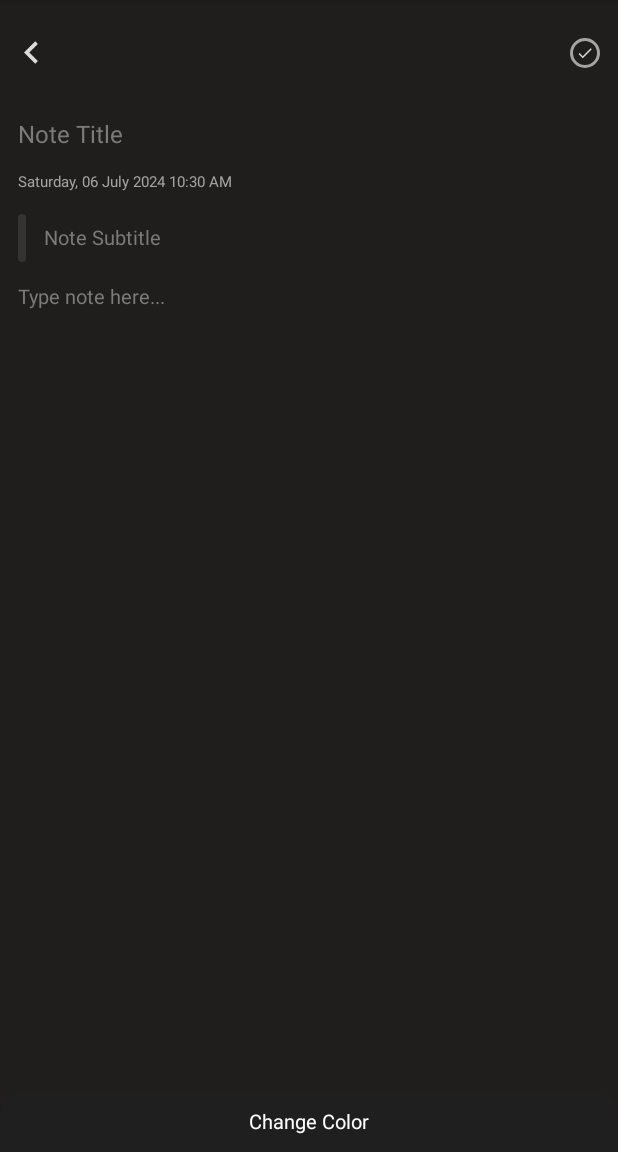
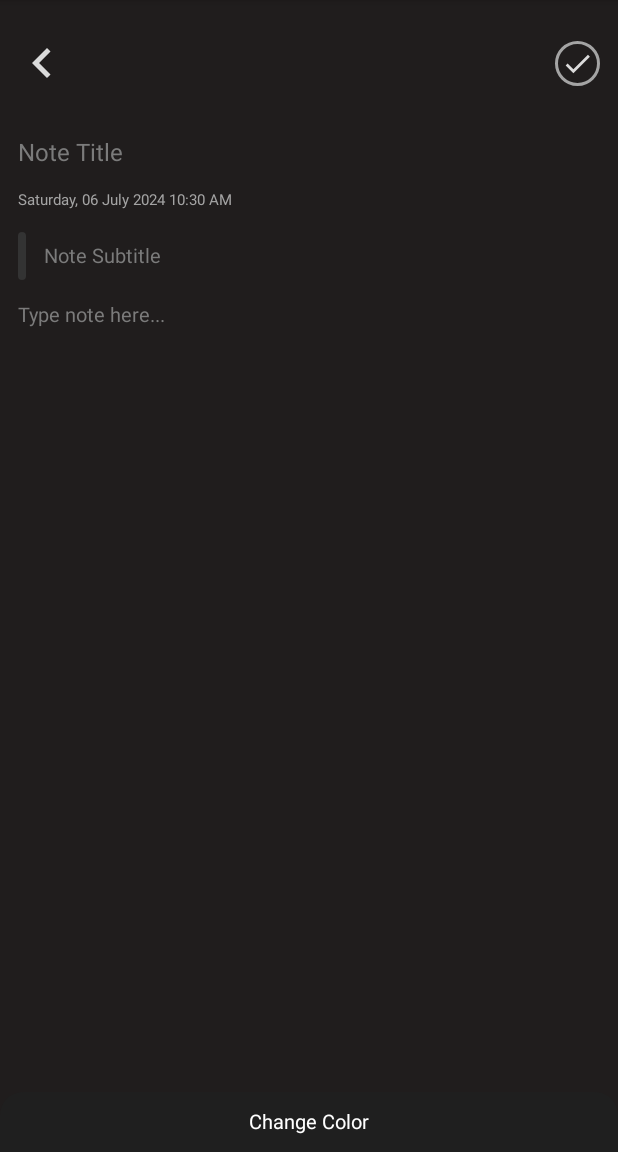
Before and after one commit to mateakendeel/MoodApp, an Android app: the CreateNoteActivity screen opened directly, with no data from a screen before it, on a phone screen of 412 x 824 dp, the part 84-1236 px from its top. Run offline under Robolectric (Android 15) with nearby library versions, the phone set to English and light mode, and no system bars; our stand-ins replace sdp/ssp sizes.

Commit message:
Create note

```diff
--- a/app/src/main/java/com/example/moodapp/activities/CreateNoteActivity.java
+++ b/app/src/main/java/com/example/moodapp/activities/CreateNoteActivity.java
@@ -1,7 +1,6 @@
 package com.example.moodapp.activities;
 
 import androidx.annotation.NonNull;
-import androidx.annotation.Nullable;
 import androidx.appcompat.app.AlertDialog;
 import androidx.appcompat.app.AppCompatActivity;
 
@@ -16,7 +15,6 @@ import android.net.Uri;
 import android.os.AsyncTask;
 import android.os.Bundle;
 import android.provider.MediaStore;
-import android.util.Patterns;
 import android.view.LayoutInflater;
 import android.view.View;
 import android.view.ViewGroup;
@@ -54,7 +52,7 @@ public class CreateNoteActivity extends AppCompatActivity {
         super.onCreate(savedInstanceState);
         setContentView(R.layout.activity_create_note);
 
-        ImageView imageBack = findViewById(R.id.imageBack);
+        ImageView imageBack = findViewById(R.id.imageArrowBack);
         imageBack.setOnClickListener(v -> onBackPressed());
 
         inputNoteTitle = findViewById(R.id.inputNoteTitle);
@@ -68,7 +66,7 @@ public class CreateNoteActivity extends AppCompatActivity {
                 "EEEE, dd MMMM yyyy HH:mm a", Locale.getDefault()).format(new Date().getTime())
         );
 
-        ImageView imageSave = findViewById(R.id.imageSave);
+        ImageView imageSave = findViewById(R.id.imageSaveNote);
         imageSave.setOnClickListener(v -> saveNote());
 
         selectedNoteColor = "#333333";
@@ -155,7 +153,7 @@ public class CreateNoteActivity extends AppCompatActivity {
 
         layoutChangeColor.findViewById(R.id.viewColor1).setOnClickListener(v -> {
             selectedNoteColor = "#333333";
-            imageColor1.setImageResource(R.drawable.ic_done);
+            imageColor1.setImageResource(R.drawable.ic_save);
             imageColor2.setImageResource(0);
             imageColor3.setImageResource(0);
             imageColor4.setImageResource(0);
@@ -166,7 +164,7 @@ public class CreateNoteActivity extends AppCompatActivity {
         layoutChangeColor.findViewById(R.id.viewColor2).setOnClickListener(v -> {
             selectedNoteColor = "#FDBE3B";
             imageColor1.setImageResource(0);
-            imageColor2.setImageResource(R.drawable.ic_done);
+            imageColor2.setImageResource(R.drawable.ic_save);
             imageColor3.setImageResource(0);
             imageColor4.setImageResource(0);
             imageColor5.setImageResource(0);
@@ -177,7 +175,7 @@ public class CreateNoteActivity extends AppCompatActivity {
             selectedNoteColor = "#FF4842";
             imageColor1.setImageResource(0);
             imageColor2.setImageResource(0);
-            imageColor3.setImageResource(R.drawable.ic_done);
+            imageColor3.setImageResource(R.drawable.ic_save);
             imageColor4.setImageResource(0);
             imageColor5.setImageResource(0);
             setSubtitleIndicatorColor();
@@ -188,7 +186,7 @@ public class CreateNoteActivity extends AppCompatActivity {
             imageColor1.setImageResource(0);
             imageColor2.setImageResource(0);
             imageColor3.setImageResource(0);
-            imageColor4.setImageResource(R.drawable.ic_done);
+            imageColor4.setImageResource(R.drawable.ic_save);
             imageColor5.setImageResource(0);
             setSubtitleIndicatorColor();
         });
@@ -199,7 +197,7 @@ public class CreateNoteActivity extends AppCompatActivity {
             imageColor2.setImageResource(0);
             imageColor3.setImageResource(0);
             imageColor4.setImageResource(0);
-            imageColor5.setImageResource(R.drawable.ic_done);
+            imageColor5.setImageResource(R.drawable.ic_save);
             setSubtitleIndicatorColor();
         });
 
--- a/app/src/main/res/layout/activity_create_note.xml
+++ b/app/src/main/res/layout/activity_create_note.xml
@@ -11,38 +11,38 @@
   <ScrollView
       android:layout_width="match_parent"
       android:layout_height="match_parent"
-      android:layout_marginBottom="40dp"
       android:clipToPadding="false"
-      android:paddingBottom="10dp">
+      android:paddingBottom="10dp"
+      android:layout_marginBottom="40dp">
 
     <androidx.constraintlayout.widget.ConstraintLayout
         android:layout_width="match_parent"
         android:layout_height="wrap_content"
         android:animateLayoutChanges="true">
       <ImageView
-          android:id="@+id/imageBack"
-          android:layout_width="30dp"
-          android:layout_height="30dp"
-          android:layout_marginStart="6dp"
-          android:layout_marginTop="20dp"
-          android:layout_marginEnd="12dp"
+          android:id="@+id/imageArrowBack"
+          android:layout_marginStart="8dp"
+          android:layout_marginTop="22dp"
+          android:layout_marginEnd="14dp"
+          android:layout_width="40dp"
+          android:layout_height="40dp"
           android:contentDescription="@string/app_name"
-          android:src="@drawable/ic_back"
+          android:src="@drawable/ic_back_arrow"
           app:layout_constraintStart_toStartOf="parent"
           app:layout_constraintTop_toTopOf="parent"
           />
       <ImageView
-        android:id="@+id/imageSave"
-          android:layout_width="20dp"
-          android:layout_height="20dp"
+        android:id="@+id/imageSaveNote"
+          android:contentDescription="@string/app_name"
           android:layout_marginEnd="12dp"
-          android:background="@drawable/background_done_button"
-          android:contentDescription="@string/app_name"
+          android:layout_width="30dp"
+          android:layout_height="30dp"
           android:padding="4dp"
-          android:src="@drawable/ic_done"
-          app:layout_constraintBottom_toBottomOf="@id/imageBack"
           app:layout_constraintEnd_toEndOf="parent"
-          app:layout_constraintTop_toTopOf="@id/imageBack"
+          android:background="@drawable/background_save_button"
+          android:src="@drawable/ic_save"
+          app:layout_constraintBottom_toBottomOf="@id/imageArrowBack"
+          app:layout_constraintTop_toTopOf="@id/imageArrowBack"
         />
       <EditText
         android:id="@+id/inputNoteTitle"
@@ -60,7 +60,7 @@
           android:textColor="@color/white"
           android:textColorHint="@color/text"
           android:textSize="16sp"
-          app:layout_constraintTop_toBottomOf="@id/imageBack"
+          app:layout_constraintTop_toBottomOf="@id/imageArrowBack"
           />
         <TextView
             android:id="@+id/textDateTime"
--- a/app/src/main/res/layout/layout_change_color.xml
+++ b/app/src/main/res/layout/layout_change_color.xml
@@ -46,7 +46,7 @@
                 android:layout_height="35dp"
                 android:contentDescription="@string/app_name"
                 android:padding="10dp"
-                android:src="@drawable/ic_done"
+                android:src="@drawable/ic_save"
                 />
 
         </FrameLayout>
```
Also changed, not shown: app/src/main/res/drawable/background_save_button.xml (renamed from app/src/main/res/drawable/background_done_button.xml), app/src/main/res/drawable/ic_back_arrow.xml (renamed from app/src/main/res/drawable/ic_back.xml), app/src/main/res/drawable/ic_save.xml (renamed from app/src/main/res/drawable/ic_done.xml), 2 other files.
